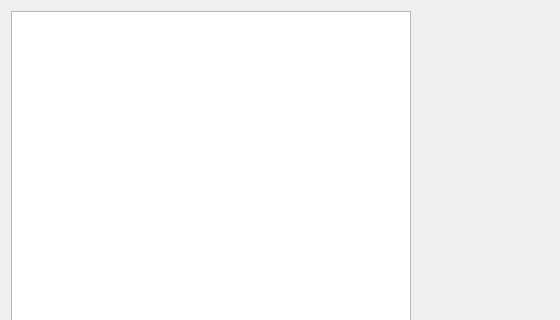
First picture: the form in brainframe_qt/ui/dialogs/plugin_configuration/plugin_config.ui, repository aotuai/brainframe-qt, before the edit; both pictures show x 0 to 560 and y 0 to 320 of the 1017 by 527 pixel window.
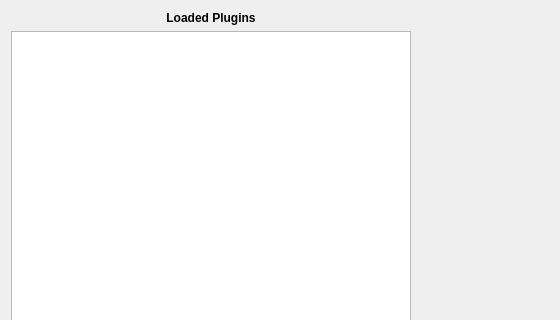
Second picture: the form after the edit. Custom widgets are drawn as their Qt base class.

Commit message: Fixed BF-632, when you click on Plugin Configuration buttons while there are no plugins loaded

The edit to the form file:
```diff
--- a/brainframe_qt/ui/dialogs/plugin_configuration/plugin_config.ui
+++ b/brainframe_qt/ui/dialogs/plugin_configuration/plugin_config.ui
@@ -14,8 +14,14 @@
    <string>Dialog</string>
   </property>
   <layout class="QGridLayout" name="gridLayout">
-   <item row="0" column="0">
+   <item row="1" column="0">
     <widget class="PluginList" name="PluginList">
+     <property name="sizePolicy">
+      <sizepolicy hsizetype="Expanding" vsizetype="Expanding">
+       <horstretch>0</horstretch>
+       <verstretch>0</verstretch>
+      </sizepolicy>
+     </property>
      <property name="maximumSize">
       <size>
        <width>400</width>
@@ -24,7 +30,7 @@
      </property>
     </widget>
    </item>
-   <item row="1" column="1">
+   <item row="2" column="1">
     <widget class="QDialogButtonBox" name="dialog_button_box">
      <property name="orientation">
       <enum>Qt::Horizontal</enum>
@@ -34,6 +40,31 @@
      </property>
     </widget>
    </item>
+   <item row="0" column="0">
+    <widget class="QLabel" name="label">
+     <property name="sizePolicy">
+      <sizepolicy hsizetype="Preferred" vsizetype="Fixed">
+       <horstretch>0</horstretch>
+       <verstretch>0</verstretch>
+      </sizepolicy>
+     </property>
+     <property name="font">
+      <font>
+       <weight>75</weight>
+       <bold>true</bold>
+      </font>
+     </property>
+     <property name="text">
+      <string>Loaded Plugins</string>
+     </property>
+     <property name="textFormat">
+      <enum>Qt::AutoText</enum>
+     </property>
+     <property name="alignment">
+      <set>Qt::AlignCenter</set>
+     </property>
+    </widget>
+   </item>
   </layout>
  </widget>
  <customwidgets>
```
The commit also changes 2 other files.
